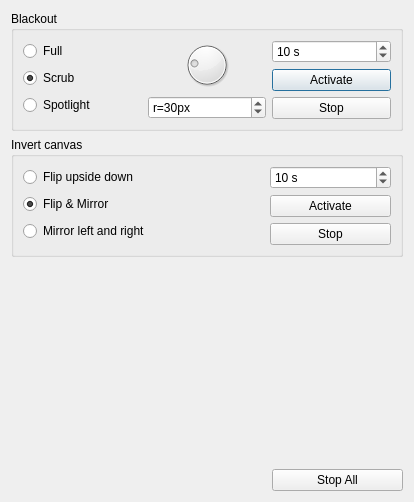
Old version of the form src/desktop/ui/handicaps.ui in the repository drawpile/Artbattle.
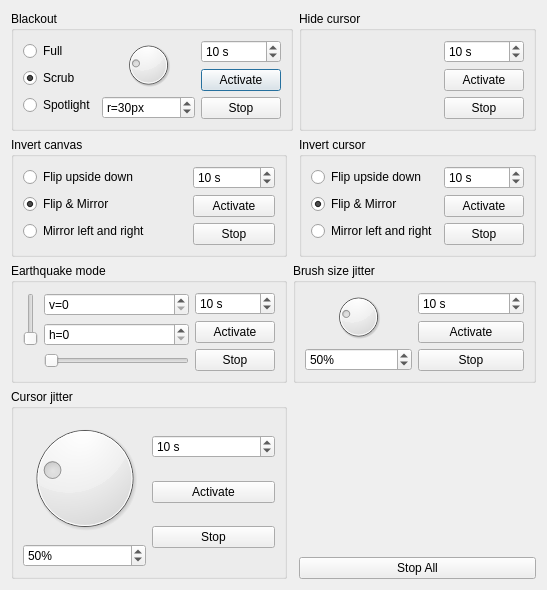
New version of the form.

Commit message: AB: Add control UIs for other handicaps

Diff of the .ui file:
```diff
--- a/src/desktop/ui/handicaps.ui
+++ b/src/desktop/ui/handicaps.ui
@@ -6,15 +6,15 @@
    <rect>
     <x>0</x>
     <y>0</y>
-    <width>414</width>
-    <height>502</height>
+    <width>547</width>
+    <height>590</height>
    </rect>
   </property>
   <property name="windowTitle">
    <string>Handicaps</string>
   </property>
-  <layout class="QVBoxLayout" name="verticalLayout_3">
-   <item>
+  <layout class="QGridLayout" name="gridLayout_2">
+   <item row="0" column="0" colspan="2">
     <widget class="QGroupBox" name="groupBox">
      <property name="title">
       <string>Blackout</string>
@@ -118,7 +118,60 @@
      </layout>
     </widget>
    </item>
-   <item>
+   <item row="0" column="2">
+    <widget class="QGroupBox" name="groupBox_4">
+     <property name="title">
+      <string>Hide cursor</string>
+     </property>
+     <layout class="QHBoxLayout" name="horizontalLayout_3">
+      <item>
+       <spacer name="horizontalSpacer">
+        <property name="orientation">
+         <enum>Qt::Horizontal</enum>
+        </property>
+        <property name="sizeHint" stdset="0">
+         <size>
+          <width>136</width>
+          <height>20</height>
+         </size>
+        </property>
+       </spacer>
+      </item>
+      <item>
+       <layout class="QVBoxLayout" name="verticalLayout_3">
+        <item>
+         <widget class="QSpinBox" name="hideCursorTime">
+          <property name="suffix">
+           <string> s</string>
+          </property>
+          <property name="maximum">
+           <number>3600</number>
+          </property>
+          <property name="value">
+           <number>10</number>
+          </property>
+         </widget>
+        </item>
+        <item>
+         <widget class="QPushButton" name="hideCursorStart">
+          <property name="text">
+           <string>Activate</string>
+          </property>
+         </widget>
+        </item>
+        <item>
+         <widget class="QPushButton" name="hideCursorStop">
+          <property name="text">
+           <string>Stop</string>
+          </property>
+         </widget>
+        </item>
+       </layout>
+      </item>
+     </layout>
+    </widget>
+   </item>
+   <item row="1" column="0">
     <widget class="QGroupBox" name="groupBox_2">
      <property name="title">
       <string>Invert canvas</string>
@@ -186,30 +239,303 @@
      </layout>
     </widget>
    </item>
-   <item>
-    <spacer name="verticalSpacer">
-     <property name="orientation">
-      <enum>Qt::Vertical</enum>
+   <item row="1" column="2">
+    <widget class="QGroupBox" name="groupBox_3">
+     <property name="title">
+      <string>Invert cursor</string>
      </property>
-     <property name="sizeHint" stdset="0">
-      <size>
-       <width>20</width>
-       <height>123</height>
-      </size>
+     <layout class="QHBoxLayout" name="horizontalLayout_4" stretch="2,1">
+      <item>
+       <layout class="QVBoxLayout" name="verticalLayout_7">
+        <item>
+         <widget class="QRadioButton" name="cursorFlip">
+          <property name="text">
+           <string>Flip upside down</string>
+          </property>
+         </widget>
+        </item>
+        <item>
+         <widget class="QRadioButton" name="cursorFlipMirror">
+          <property name="text">
+           <string>Flip &amp;&amp; Mirror</string>
+          </property>
+          <property name="checked">
+           <bool>true</bool>
+          </property>
+         </widget>
+        </item>
+        <item>
+         <widget class="QRadioButton" name="cursorMirror">
+          <property name="text">
+           <string>Mirror left and right</string>
+          </property>
+         </widget>
+        </item>
+       </layout>
+      </item>
+      <item>
+       <layout class="QVBoxLayout" name="verticalLayout_8">
+        <item>
+         <widget class="QSpinBox" name="cursorInvertTime">
+          <property name="suffix">
+           <string> s</string>
+          </property>
+          <property name="maximum">
+           <number>3600</number>
+          </property>
+          <property name="value">
+           <number>10</number>
+          </property>
+         </widget>
+        </item>
+        <item>
+         <widget class="QPushButton" name="cursorInvertStart">
+          <property name="text">
+           <string>Activate</string>
+          </property>
+         </widget>
+        </item>
+        <item>
+         <widget class="QPushButton" name="cursorInvertStop">
+          <property name="text">
+           <string>Stop</string>
+          </property>
+         </widget>
+        </item>
+       </layout>
+      </item>
+     </layout>
+    </widget>
+   </item>
+   <item row="2" column="0">
+    <widget class="QGroupBox" name="groupBox_5">
+     <property name="title">
+      <string>Earthquake mode</string>
      </property>
-    </spacer>
+     <layout class="QHBoxLayout" name="horizontalLayout_5">
+      <item>
+       <layout class="QGridLayout" name="gridLayout">
+        <item row="0" column="0" rowspan="2">
+         <widget class="QSlider" name="quakeVertical">
+          <property name="orientation">
+           <enum>Qt::Vertical</enum>
+          </property>
+         </widget>
+        </item>
+        <item row="0" column="1">
+         <widget class="QSpinBox" name="spinBox">
+          <property name="prefix">
+           <string>v=</string>
+          </property>
+         </widget>
+        </item>
+        <item row="1" column="1">
+         <widget class="QSpinBox" name="spinBox_2">
+          <property name="prefix">
+           <string>h=</string>
+          </property>
+         </widget>
+        </item>
+        <item row="2" column="1">
+         <widget class="QSlider" name="quakeHorizontal">
+          <property name="orientation">
+           <enum>Qt::Horizontal</enum>
+          </property>
+         </widget>
+        </item>
+       </layout>
+      </item>
+      <item>
+       <layout class="QVBoxLayout" name="verticalLayout_9">
+        <item>
+         <widget class="QSpinBox" name="quakeTime">
+          <property name="suffix">
+           <string> s</string>
+          </property>
+          <property name="maximum">
+           <number>3600</number>
+          </property>
+          <property name="value">
+           <number>10</number>
+          </property>
+         </widget>
+        </item>
+        <item>
+         <widget class="QPushButton" name="quakeStart">
+          <property name="text">
+           <string>Activate</string>
+          </property>
+         </widget>
+        </item>
+        <item>
+         <widget class="QPushButton" name="quakeStop">
+          <property name="text">
+           <string>Stop</string>
+          </property>
+         </widget>
+        </item>
+       </layout>
+      </item>
+     </layout>
+    </widget>
    </item>
-   <item>
-    <layout class="QHBoxLayout" name="horizontalLayout_3" stretch="2,1">
+   <item row="2" column="1" colspan="2">
+    <widget class="QGroupBox" name="groupBox_6">
+     <property name="title">
+      <string>Brush size jitter</string>
+     </property>
+     <layout class="QHBoxLayout" name="horizontalLayout_6">
+      <item>
+       <layout class="QVBoxLayout" name="verticalLayout_10">
+        <item>
+         <widget class="QDial" name="brushSizeJitter">
+          <property name="minimum">
+           <number>1</number>
+          </property>
+          <property name="maximum">
+           <number>200</number>
+          </property>
+          <property name="value">
+           <number>50</number>
+          </property>
+         </widget>
+        </item>
+        <item>
+         <widget class="QSpinBox" name="spotlightSizeBox_2">
+          <property name="suffix">
+           <string>%</string>
+          </property>
+          <property name="minimum">
+           <number>1</number>
+          </property>
+          <property name="maximum">
+           <number>200</number>
+          </property>
+          <property name="value">
+           <number>50</number>
+          </property>
+         </widget>
+        </item>
+       </layout>
+      </item>
+      <item>
+       <layout class="QVBoxLayout" name="verticalLayout_11">
+        <item>
+         <widget class="QSpinBox" name="brushSizeJitterTime">
+          <property name="suffix">
+           <string> s</string>
+          </property>
+          <property name="maximum">
+           <number>3600</number>
+          </property>
+          <property name="value">
+           <number>10</number>
+          </property>
+         </widget>
+        </item>
+        <item>
+         <widget class="QPushButton" name="brushSizeJitterStart">
+          <property name="text">
+           <string>Activate</string>
+          </property>
+         </widget>
+        </item>
+        <item>
+         <widget class="QPushButton" name="brushSizeJitterStop">
+          <property name="text">
+           <string>Stop</string>
+          </property>
+         </widget>
+        </item>
+       </layout>
+      </item>
+     </layout>
+    </widget>
+   </item>
+   <item row="3" column="0">
+    <widget class="QGroupBox" name="groupBox_7">
+     <property name="title">
+      <string>Cursor jitter</string>
+     </property>
+     <layout class="QHBoxLayout" name="horizontalLayout_7">
+      <item>
+       <layout class="QVBoxLayout" name="verticalLayout_12">
+        <item>
+         <widget class="QDial" name="cursorJitter">
+          <property name="minimum">
+           <number>1</number>
+          </property>
+          <property name="maximum">
+           <number>200</number>
+          </property>
+          <property name="value">
+           <number>50</number>
+          </property>
+         </widget>
+        </item>
+        <item>
+         <widget class="QSpinBox" name="spotlightSizeBox_3">
+          <property name="suffix">
+           <string>%</string>
+          </property>
+          <property name="minimum">
+           <number>1</number>
+          </property>
+          <property name="maximum">
+           <number>200</number>
+          </property>
+          <property name="value">
+           <number>50</number>
+          </property>
+         </widget>
+        </item>
+       </layout>
+      </item>
+      <item>
+       <layout class="QVBoxLayout" name="verticalLayout_13">
+        <item>
+         <widget class="QSpinBox" name="cursorJitterTime">
+          <property name="suffix">
+           <string> s</string>
+          </property>
+          <property name="maximum">
+           <number>3600</number>
+          </property>
+          <property name="value">
+           <number>10</number>
+          </property>
+         </widget>
+        </item>
+        <item>
+         <widget class="QPushButton" name="cursorJitterStart">
+          <property name="text">
+           <string>Activate</string>
+          </property>
+         </widget>
+        </item>
+        <item>
+         <widget class="QPushButton" name="cursorJitterStop">
+          <property name="text">
+           <string>Stop</string>
+          </property>
+         </widget>
+        </item>
+       </layout>
+      </item>
+     </layout>
+    </widget>
+   </item>
+   <item row="3" column="2">
+    <layout class="QVBoxLayout" name="verticalLayout_14">
      <item>
-      <spacer name="horizontalSpacer">
+      <spacer name="verticalSpacer">
        <property name="orientation">
-        <enum>Qt::Horizontal</enum>
+        <enum>Qt::Vertical</enum>
        </property>
        <property name="sizeHint" stdset="0">
         <size>
-         <width>40</width>
-         <height>20</height>
+         <width>20</width>
+         <height>40</height>
         </size>
        </property>
       </spacer>
```
Left out of the diff: 140 changed lines with no effect on the pictures.
